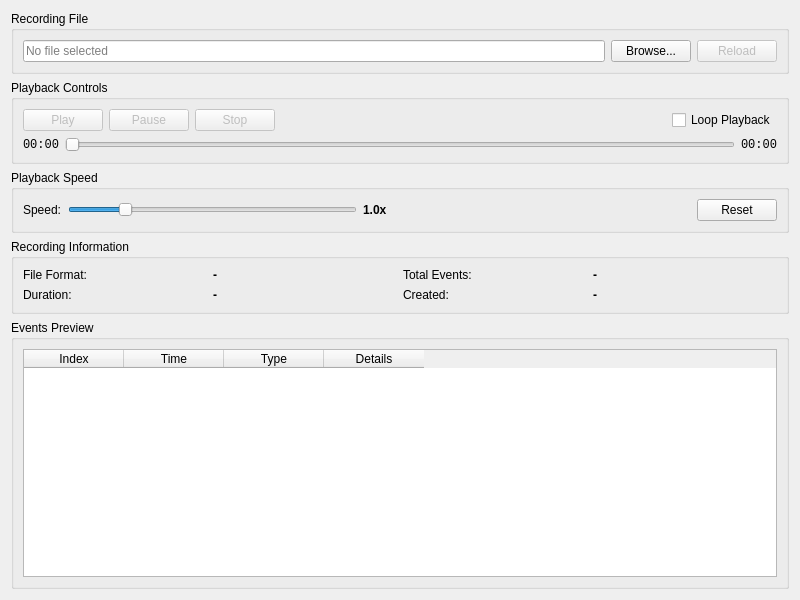
This is src/gui/ui/PlaybackWidget.ui in bajfi/MouseKeyRecorder as Qt 5 draws it before an edit. The edited form follows.
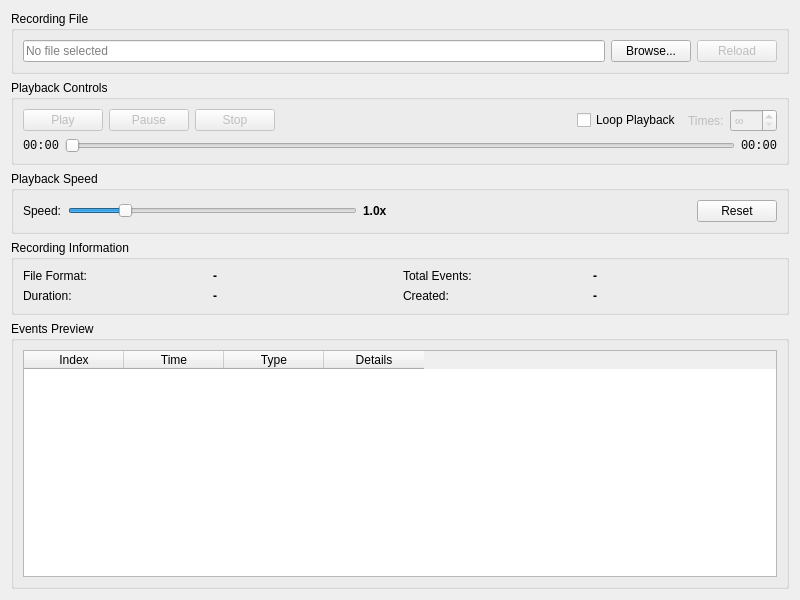
This is the edited form. Icons and pictures are not drawn.

Commit message: feat: Implement loop playback functionality in LinuxEventReplay and PlaybackWidget; add loop count management and UI controls

The edit to the form file:
```diff
--- a/src/gui/ui/PlaybackWidget.ui
+++ b/src/gui/ui/PlaybackWidget.ui
@@ -148,6 +148,38 @@
           </property>
          </widget>
         </item>
+                <item>
+                  <widget class="QLabel" name="loopCountLabel">
+                    <property name="text">
+                      <string>Times:</string>
+                    </property>
+                    <property name="enabled">
+                      <bool>false</bool>
+                    </property>
+                  </widget>
+                </item>
+                <item>
+                  <widget class="QSpinBox" name="loopCountSpinBox">
+                    <property name="enabled">
+                      <bool>false</bool>
+                    </property>
+                    <property name="minimum">
+                      <number>0</number>
+                    </property>
+                    <property name="maximum">
+                      <number>999</number>
+                    </property>
+                    <property name="value">
+                      <number>0</number>
+                    </property>
+                    <property name="specialValueText">
+                      <string>∞</string>
+                    </property>
+                    <property name="toolTip">
+                      <string>Number of times to loop playback (0 = infinite)</string>
+                    </property>
+                  </widget>
+                </item>
        </layout>
       </item>
       <item>
```
Lines whose indentation alone changed are shown as unchanged. The commit also changes 6 other files.
